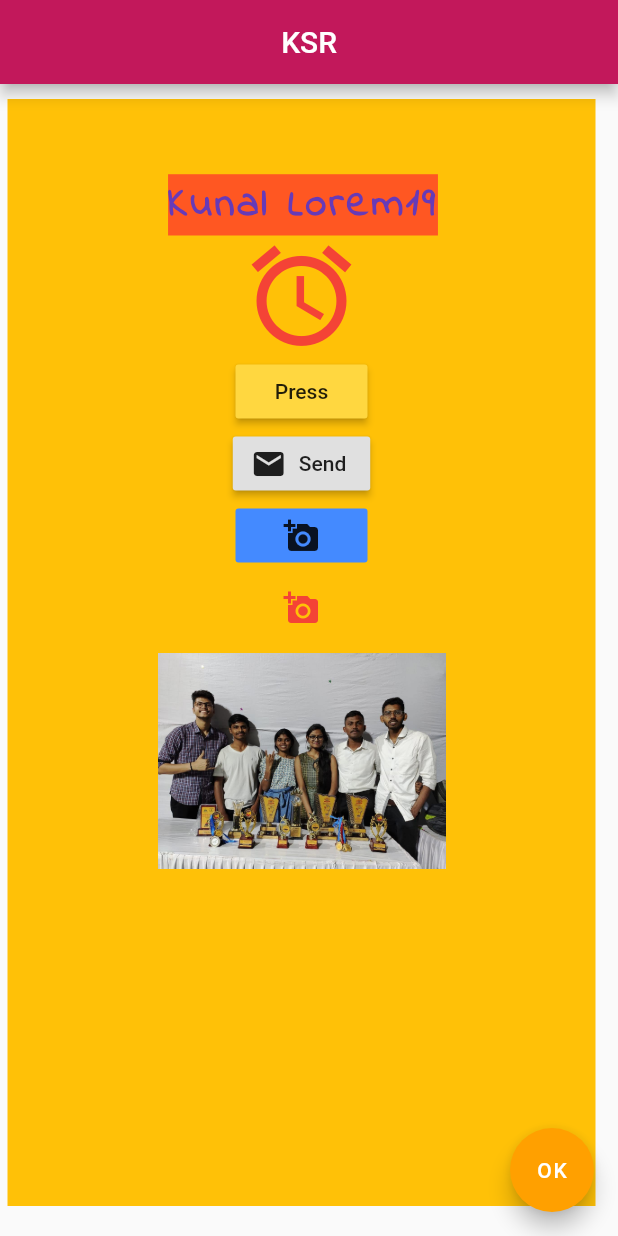
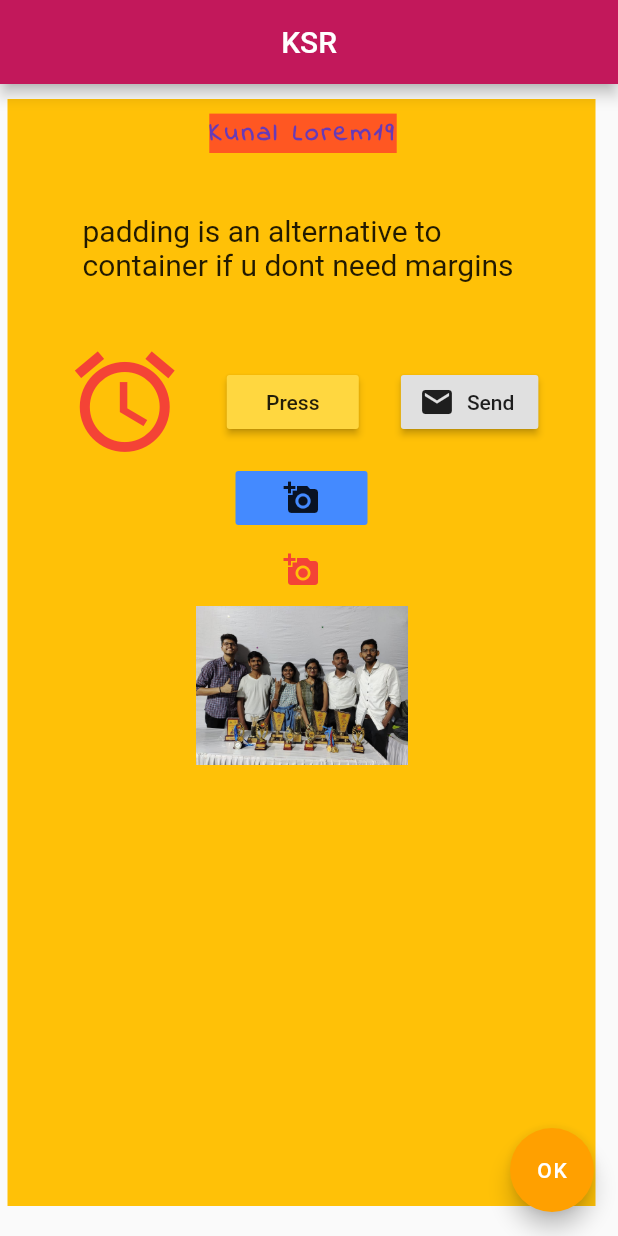
Before and after one commit to singhkunal2050/FlutterNewApp, a Flutter app: the screen it shows after launch, on a phone screen of 412 x 824 dp. Run offline on Flutter 3.47's test engine with Material 2 defaults, Android fonts, the phone set to English and light mode, and no system bars.

Commit message:
row  cols alignment etc

```diff
--- /dev/null
+++ b/lib/MystyleText.dart
@@ -0,0 +1,18 @@
+import 'package:flutter/material.dart';
+
+class MystyleText extends StatelessWidget {
+  @override
+  Widget build(BuildContext context) {
+    return Text(
+      'Kunal Lorem19',
+      style: TextStyle(
+        backgroundColor: Colors.deepOrange,
+        fontSize: 18,
+        fontWeight: FontWeight.w800,
+        letterSpacing: 2,
+        color: Colors.deepPurple,
+        fontFamily: 'IndieFlower',
+      ),
+    );
+  }
+}
--- a/lib/main.dart
+++ b/lib/main.dart
@@ -1,4 +1,5 @@
 import 'package:flutter/material.dart';
+import './MystyleText.dart';
 
 void main(List<String> args) {
   runApp(NewApp());
@@ -20,24 +21,23 @@ class NewApp extends StatelessWidget {
           // margin: EdgeInsets.all(10),
           margin: EdgeInsets.fromLTRB(5, 10, 15, 20),
           padding: EdgeInsets.symmetric(
-            horizontal: 100,
-            vertical: 50,
+            horizontal: 10,
+            vertical: 10,
           ),
           child: Center(
               child: Column(
             children: [
-              Text(
-                'Kunal Lorem19',
-                style: TextStyle(
-                  backgroundColor: Colors.deepOrange,
-                  fontSize: 28,
-                  fontWeight: FontWeight.w800,
-                  letterSpacing: 2,
-                  color: Colors.deepPurple,
-                  fontFamily: 'IndieFlower',
+              MystyleText(),
+              Padding(
+                child: Text(
+                  "padding is an alternative to container if u dont need margins",
+                  style: TextStyle(fontSize: 20),
                 ),
+                padding: EdgeInsets.all(40),
               ),
-              // Text("Another one"),
+              Row(
+                mainAxisAlignment: MainAxisAlignment.spaceEvenly,
+                children: <Widget>[
                   Icon(
                     Icons.access_alarm,
                     color: Colors.red,
@@ -55,6 +55,10 @@ class NewApp extends StatelessWidget {
                     ),
                     label: Text("Send"),
                   ),
+                  // Icon(Icons.add_circle),
+                  // Icon(Icons.add_location),
+                ],
+              ),
               FlatButton(
                 onPressed: () => print("pressed 3"),
                 child: Icon(
@@ -69,14 +73,13 @@ class NewApp extends StatelessWidget {
                 ),
                 onPressed: () => print('YAYYYYYYYYYyy'),
               ),
-              // Icon(Icons.add_circle),
-              // Icon(Icons.add_location),
+
               // Image(
               //     image: NetworkImage(
               //         'https://images.unsplash.com/photo-1589609966838-5c628d5c1aa5?ixlib=rb-1.2.1&ixid=eyJhcHBfaWQiOjEyMDd9&auto=format&fit=crop&w=334&q=80')),
               Image(
                 image: AssetImage('assets/champs.jpg'),
-                height: 156,
+                height: 106,
               ),
               // short hand for upper syntax
               // Image.asset('assets/comp.jpg'),
@@ -103,3 +106,4 @@ class NewApp extends StatelessWidget {
 // also work on flutter extentions lovely features to shorten the code
 // flatbutton has no shadow
 // raisedbutton has shadow
+// we  can apply only padding prop to a padding widget
```
Lines whose indentation alone changed are shown as unchanged.
